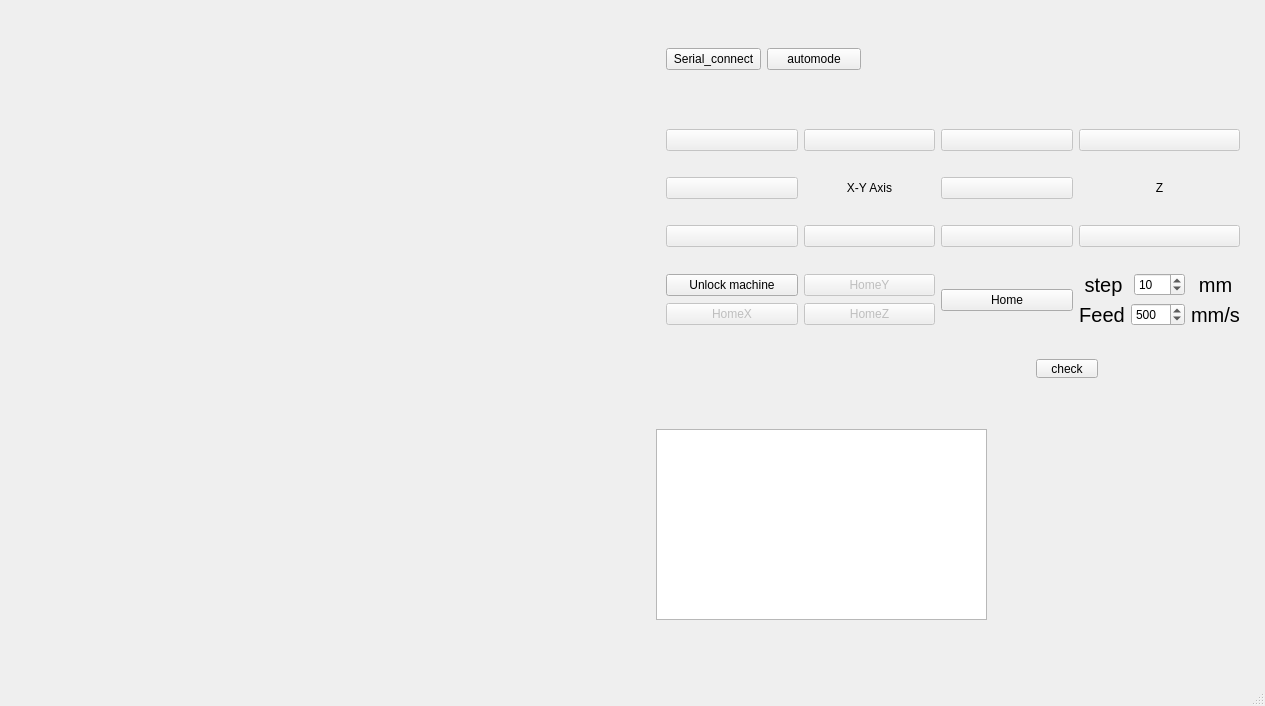
This is core/mainwindow.ui in kmolLin/PAOM as Qt 5 draws it before an edit. The edited form follows.
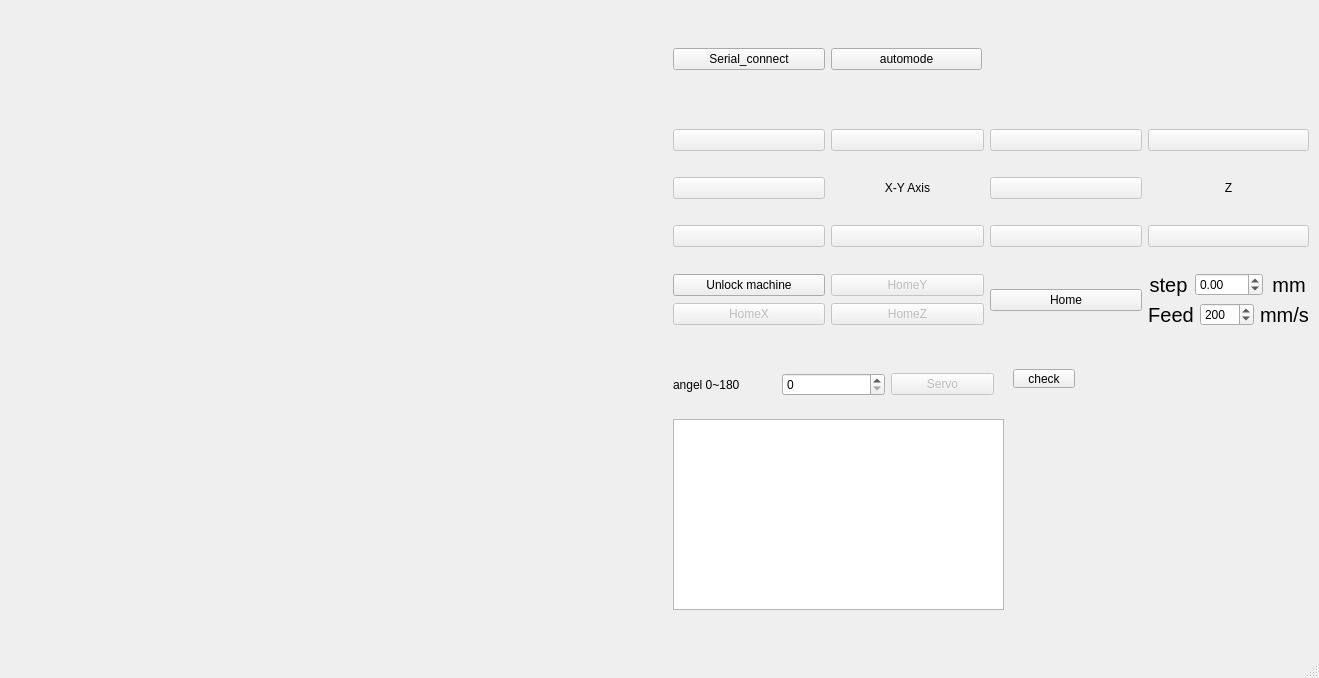
This is the edited form. Icons and pictures are not drawn.

Diff of the .ui file:
```diff
--- a/core/mainwindow.ui
+++ b/core/mainwindow.ui
@@ -6,8 +6,8 @@
    <rect>
     <x>0</x>
     <y>0</y>
-    <width>1265</width>
-    <height>706</height>
+    <width>1319</width>
+    <height>678</height>
    </rect>
   </property>
   <property name="windowTitle">
@@ -31,8 +31,8 @@
           <widget class="QTextEdit" name="textEditReceived2">
            <property name="geometry">
             <rect>
-             <x>20</x>
-             <y>420</y>
+             <x>10</x>
+             <y>410</y>
              <width>331</width>
              <height>191</height>
             </rect>
@@ -41,8 +41,8 @@
           <widget class="QPushButton" name="check_btn">
            <property name="geometry">
             <rect>
-             <x>400</x>
-             <y>350</y>
+             <x>350</x>
+             <y>360</y>
              <width>62</width>
              <height>19</height>
             </rect>
@@ -54,9 +54,9 @@
           <widget class="QWidget" name="gridLayoutWidget">
            <property name="geometry">
             <rect>
-             <x>30</x>
+             <x>10</x>
              <y>100</y>
-             <width>574</width>
+             <width>636</width>
              <height>240</height>
             </rect>
            </property>
@@ -393,18 +393,9 @@
                  </widget>
                 </item>
                 <item>
-                 <widget class="QSpinBox" name="stepbox">
+                 <widget class="QDoubleSpinBox" name="stepbox">
                   <property name="minimum">
-                   <number>-100</number>
-                  </property>
-                  <property name="maximum">
-                   <number>100</number>
-                  </property>
-                  <property name="singleStep">
-                   <number>0</number>
-                  </property>
-                  <property name="value">
-                   <number>10</number>
+                   <double>-100.000000000000000</double>
                   </property>
                  </widget>
                 </item>
@@ -454,7 +445,7 @@
                    <number>0</number>
                   </property>
                   <property name="value">
-                   <number>500</number>
+                   <number>200</number>
                   </property>
                  </widget>
                 </item>
@@ -482,9 +473,9 @@
           <widget class="QWidget" name="horizontalLayoutWidget_3">
            <property name="geometry">
             <rect>
-             <x>30</x>
+             <x>10</x>
              <y>10</y>
-             <width>195</width>
+             <width>309</width>
              <height>80</height>
             </rect>
            </property>
@@ -505,6 +496,42 @@
             </item>
            </layout>
           </widget>
+          <widget class="QWidget" name="horizontalLayoutWidget">
+           <property name="geometry">
+            <rect>
+             <x>10</x>
+             <y>350</y>
+             <width>321</width>
+             <height>51</height>
+            </rect>
+           </property>
+           <layout class="QHBoxLayout" name="horizontalLayout_3">
+            <item>
+             <widget class="QLabel" name="label">
+              <property name="text">
+               <string>angel 0~180</string>
+              </property>
+             </widget>
+            </item>
+            <item>
+             <widget class="QSpinBox" name="servo_spin">
+              <property name="maximum">
+               <number>180</number>
+              </property>
+             </widget>
+            </item>
+            <item>
+             <widget class="QPushButton" name="run_servo">
+              <property name="enabled">
+               <bool>false</bool>
+              </property>
+              <property name="text">
+               <string>Servo</string>
+              </property>
+             </widget>
+            </item>
+           </layout>
+          </widget>
          </widget>
         </item>
        </layout>
```
Left out of the diff: 6 changed lines with no effect on the pictures.
